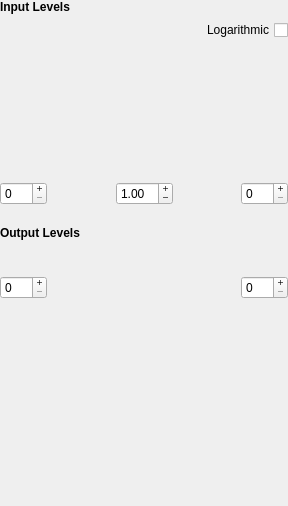
Qt form krita/plugins/filters/levelfilter/wdg_level.ui (KDE/krita) before a commit.
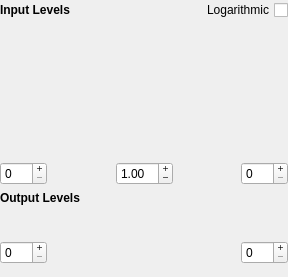
The same form after that commit. Custom widgets are drawn as their Qt base class.

Commit message: cut unused space in filter and level dialog

```diff
--- a/krita/plugins/filters/levelfilter/wdg_level.ui
+++ b/krita/plugins/filters/levelfilter/wdg_level.ui
@@ -1,12 +1,12 @@
 <ui version="4.0" >
  <class>WdgLevel</class>
- <widget class="QWidget" name="WdgLevel" >
-  <property name="geometry" >
+ <widget class="QWidget" name="WdgLevel">
+  <property name="geometry">
    <rect>
     <x>0</x>
     <y>0</y>
     <width>288</width>
-    <height>506</height>
+    <height>277</height>
    </rect>
   </property>
   <property name="sizePolicy" >
@@ -34,45 +34,9 @@
    <property name="margin" >
     <number>0</number>
    </property>
-   <item row="1" column="0" >
-    <widget class="QLabel" name="textLabel2" >
-     <property name="text" >
-      <string>&lt;b>Input Levels&lt;/b></string>
-     </property>
-     <property name="wordWrap" >
-      <bool>false</bool>
-     </property>
-    </widget>
-   </item>
-   <item row="10" column="0" >
-    <spacer name="spacer6_2" >
-     <property name="orientation" >
-      <enum>Qt::Vertical</enum>
-     </property>
-     <property name="sizeType" >
-      <enum>QSizePolicy::Expanding</enum>
-     </property>
-     <property name="sizeHint" stdset="0" >
-      <size>
-       <width>20</width>
-       <height>20</height>
-      </size>
-     </property>
-    </spacer>
-   </item>
-   <item row="2" column="0" >
-    <widget class="QCheckBox" name="chkLogarithmic" >
-     <property name="layoutDirection" >
-      <enum>Qt::RightToLeft</enum>
-     </property>
-     <property name="text" >
-      <string>Logarithmic</string>
-     </property>
-    </widget>
-   </item>
-   <item row="3" column="0" >
-    <widget class="QLabel" name="histview" >
-     <property name="minimumSize" >
+   <item row="2" column="0">
+    <widget class="QLabel" name="histview">
+     <property name="minimumSize">
       <size>
        <width>100</width>
        <height>100</height>
@@ -92,9 +56,9 @@
      </property>
     </widget>
    </item>
-   <item row="4" column="0" >
-    <widget class="KGradientSlider" native="1" name="ingradient" >
-     <property name="minimumSize" >
+   <item row="3" column="0">
+    <widget class="KGradientSlider" name="ingradient" native="true">
+     <property name="minimumSize">
       <size>
        <width>256</width>
        <height>24</height>
@@ -102,8 +66,8 @@
      </property>
     </widget>
    </item>
-   <item row="5" column="0" >
-    <layout class="QHBoxLayout" >
+   <item row="4" column="0">
+    <layout class="QHBoxLayout">
      <item>
       <widget class="QSpinBox" name="blackspin" >
        <property name="buttonSymbols" >
@@ -177,35 +141,19 @@
      </item>
     </layout>
    </item>
-   <item row="6" column="0" >
-    <spacer name="verticalSpacer" >
-     <property name="orientation" >
-      <enum>Qt::Vertical</enum>
+   <item row="6" column="0">
+    <widget class="QLabel" name="textLabel3">
+     <property name="text">
+      <string>&lt;b&gt;Output Levels&lt;/b&gt;</string>
      </property>
-     <property name="sizeType" >
-      <enum>QSizePolicy::Fixed</enum>
-     </property>
-     <property name="sizeHint" stdset="0" >
-      <size>
-       <width>20</width>
-       <height>15</height>
-      </size>
-     </property>
-    </spacer>
-   </item>
-   <item row="7" column="0" >
-    <widget class="QLabel" name="textLabel3" >
-     <property name="text" >
-      <string>&lt;b>Output Levels&lt;/b></string>
-     </property>
-     <property name="wordWrap" >
+     <property name="wordWrap">
       <bool>false</bool>
      </property>
     </widget>
    </item>
-   <item row="8" column="0" >
-    <widget class="KGradientSlider" native="1" name="outgradient" >
-     <property name="minimumSize" >
+   <item row="7" column="0">
+    <widget class="KGradientSlider" name="outgradient" native="true">
+     <property name="minimumSize">
       <size>
        <width>256</width>
        <height>24</height>
@@ -213,8 +161,8 @@
      </property>
     </widget>
    </item>
-   <item row="9" column="0" >
-    <layout class="QHBoxLayout" >
+   <item row="8" column="0">
+    <layout class="QHBoxLayout">
      <item>
       <widget class="QSpinBox" name="outblackspin" >
        <property name="buttonSymbols" >
@@ -253,9 +201,65 @@
      </item>
     </layout>
    </item>
+   <item row="9" column="0">
+    <spacer name="spacer6_2">
+     <property name="orientation">
+      <enum>Qt::Vertical</enum>
+     </property>
+     <property name="sizeType">
+      <enum>QSizePolicy::Expanding</enum>
+     </property>
+     <property name="sizeHint" stdset="0">
+      <size>
+       <width>0</width>
+       <height>0</height>
+      </size>
+     </property>
+    </spacer>
+   </item>
+   <item row="5" column="0">
+    <spacer name="verticalSpacer">
+     <property name="orientation">
+      <enum>Qt::Vertical</enum>
+     </property>
+     <property name="sizeType">
+      <enum>QSizePolicy::Fixed</enum>
+     </property>
+     <property name="sizeHint" stdset="0">
+      <size>
+       <width>0</width>
+       <height>0</height>
+      </size>
+     </property>
+    </spacer>
+   </item>
+   <item row="0" column="0">
+    <layout class="QHBoxLayout" name="horizontalLayout">
+     <item>
+      <widget class="QLabel" name="textLabel2">
+       <property name="text">
+        <string>&lt;b&gt;Input Levels&lt;/b&gt;</string>
+       </property>
+       <property name="wordWrap">
+        <bool>false</bool>
+       </property>
+      </widget>
+     </item>
+     <item>
+      <widget class="QCheckBox" name="chkLogarithmic">
+       <property name="layoutDirection">
+        <enum>Qt::RightToLeft</enum>
+       </property>
+       <property name="text">
+        <string>Logarithmic</string>
+       </property>
+      </widget>
+     </item>
+    </layout>
+   </item>
   </layout>
  </widget>
- <layoutdefault spacing="6" margin="11" />
+ <layoutdefault spacing="6" margin="11"/>
  <customwidgets>
   <customwidget>
    <class>KGradientSlider</class>
```
Left out of the diff: 87 changed lines with no effect on the pictures. The commit also changes 2 other files.
